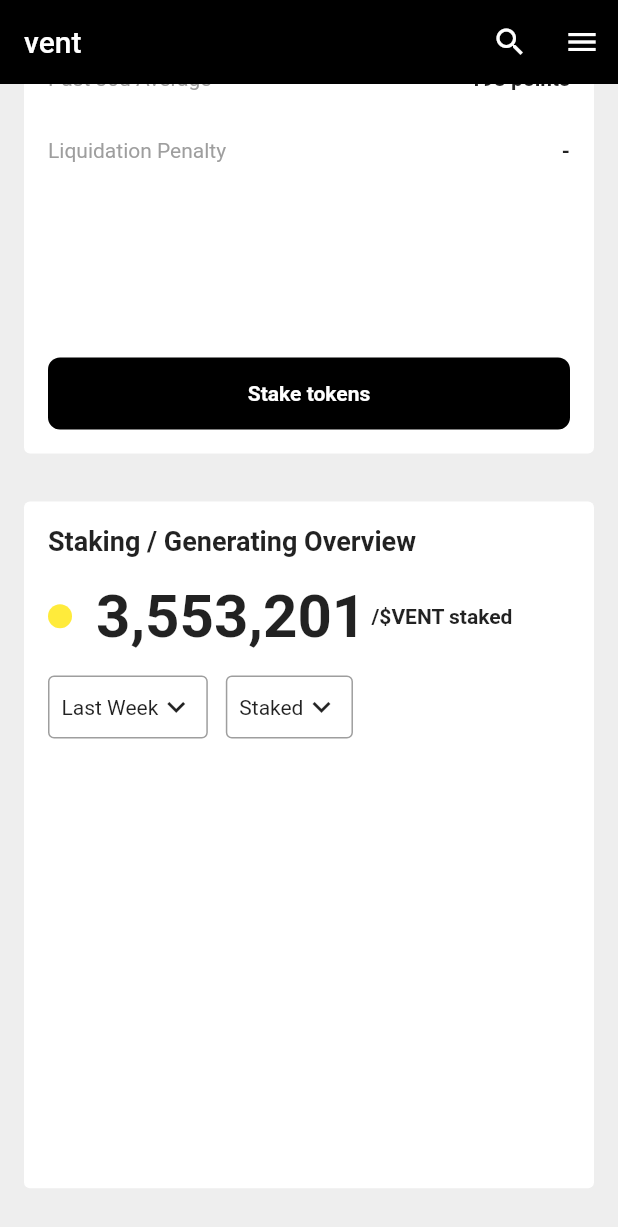
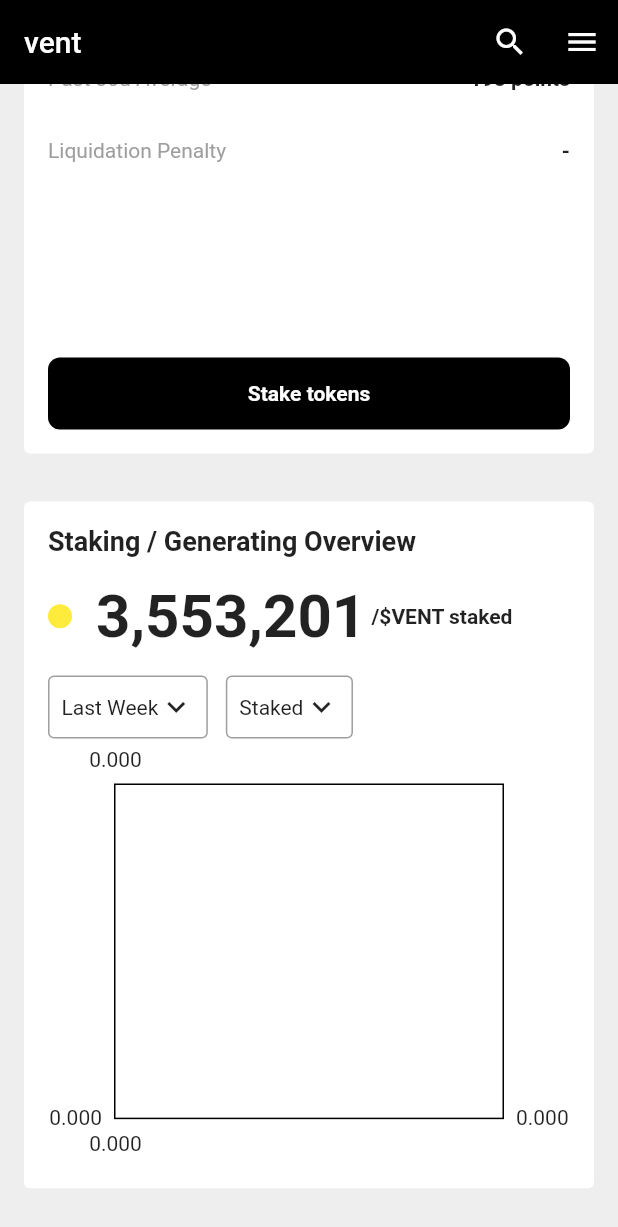
Before and after one commit to JAICHANGPARK/flutter_notebook_19th_story, a Flutter app: the screen it shows after launch, scrolled down 375 dp, on a phone screen of 412 x 824 dp. Shown: the top 1227 px of the screen. Run offline on Flutter 3.47's test engine with Material 2 defaults, Android fonts, the phone set to English and light mode, and no system bars; drawn by our look-alikes of countup, fl_chart; our stand-ins replace cached_network_image, flutter_riverpod, freezed_annotation, smooth_page_indicator, video_player.

Commit message:
Update staking_main_page.dart

```diff
--- a/lib/ep1117_staking_app/src/ui/staking_main_page.dart
+++ b/lib/ep1117_staking_app/src/ui/staking_main_page.dart
@@ -1,3 +1,4 @@
+import 'package:fl_chart/fl_chart.dart';
 import 'package:flutter/material.dart';
 import 'package:countup/countup.dart';
 
@@ -498,10 +499,7 @@ class _StakingMainPageState extends State<StakingMainPage> with SingleTickerProv
                     children: [
                       Text(
                         "Staking / Generating Overview",
-                        style: TextStyle(
-                          fontWeight: FontWeight.bold,
-                          fontSize: 18
-                        ),
+                        style: TextStyle(fontWeight: FontWeight.bold, fontSize: 18),
                       ),
                       Padding(
                         padding: const EdgeInsets.symmetric(vertical: 16),
@@ -555,7 +553,9 @@ class _StakingMainPageState extends State<StakingMainPage> with SingleTickerProv
                               ],
                             ),
                           ),
-                          SizedBox(width: 12,),
+                          SizedBox(
+                            width: 12,
+                          ),
                           Container(
                             decoration: BoxDecoration(
                               color: Colors.white,
@@ -575,7 +575,12 @@ class _StakingMainPageState extends State<StakingMainPage> with SingleTickerProv
                             ),
                           )
                         ],
-                      )
+                      ),
+                      Expanded(
+                        child: LineChart(
+                          LineChartData(),
+                        ),
+                      ),
                     ],
                   ),
                 ),
```
